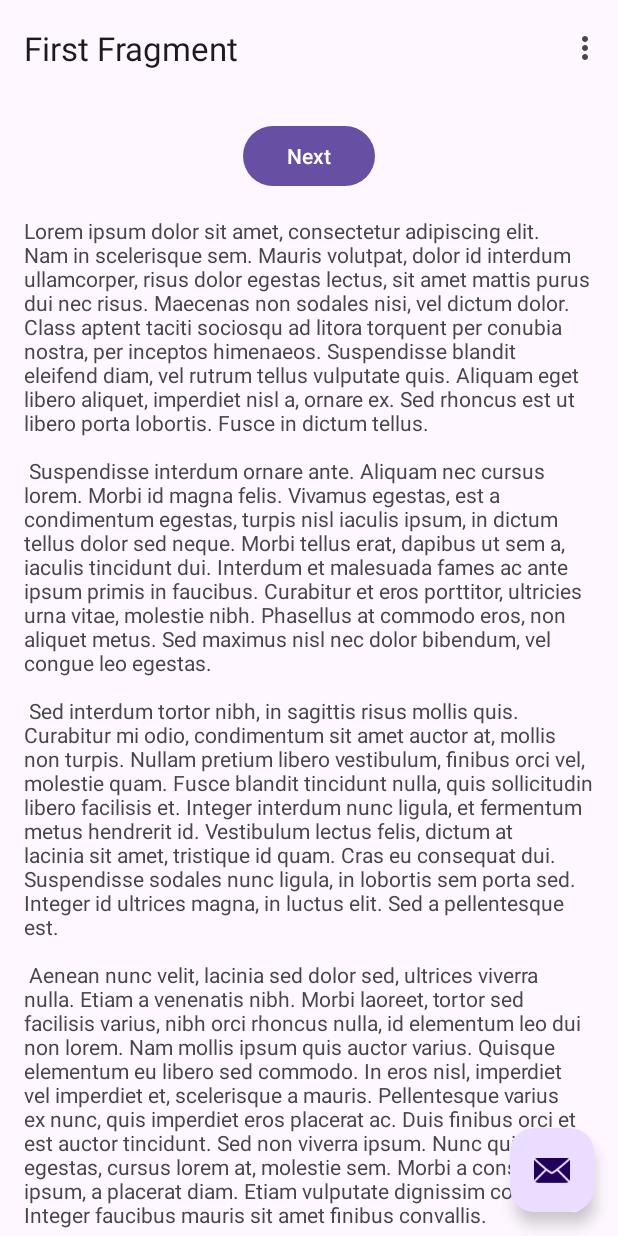
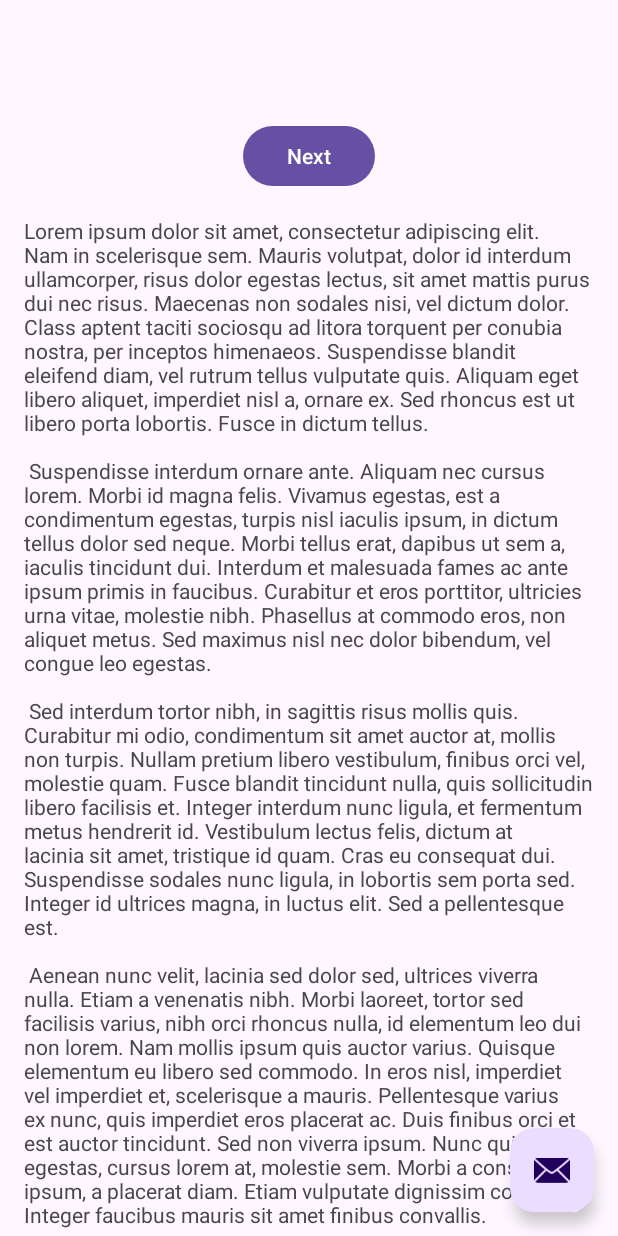
Before and after one commit to nemurinoU/AIShiteru, an Android app: the screen it shows after launch (MainActivity), on a phone screen of 412 x 824 dp. Run offline under Robolectric (Android 15) with nearby library versions, the light colour scheme and no system bars; our stand-ins replace navigation-ui.

Commit message:
Add files via upload

```diff
--- a/app/src/main/java/com/prototype/aishiteru/MainActivity.kt
+++ b/app/src/main/java/com/prototype/aishiteru/MainActivity.kt
@@ -18,8 +18,8 @@ class MainActivity : AppCompatActivity() {
 
     override fun onCreate(savedInstanceState: Bundle?) {
         super.onCreate(savedInstanceState)
-
-        binding = ActivityMainBinding.inflate(layoutInflater)
+        setContentView(R.layout.activity_main);
+       /* binding = ActivityMainBinding.inflate(layoutInflater)
         setContentView(binding.root)
 
         setSupportActionBar(binding.toolbar)
@@ -32,10 +32,10 @@ class MainActivity : AppCompatActivity() {
             Snackbar.make(view, "Replace with your own action", Snackbar.LENGTH_LONG)
                 .setAction("Action", null)
                 .setAnchorView(R.id.fab).show()
-        }
+        }*/
     }
 
-    override fun onCreateOptionsMenu(menu: Menu): Boolean {
+   /* override fun onCreateOptionsMenu(menu: Menu): Boolean {
         // Inflate the menu; this adds items to the action bar if it is present.
         menuInflater.inflate(R.menu.menu_main, menu)
         return true
@@ -55,5 +55,5 @@ class MainActivity : AppCompatActivity() {
         val navController = findNavController(R.id.nav_host_fragment_content_main)
         return navController.navigateUp(appBarConfiguration)
                 || super.onSupportNavigateUp()
-    }
+    }*/
 }
```
